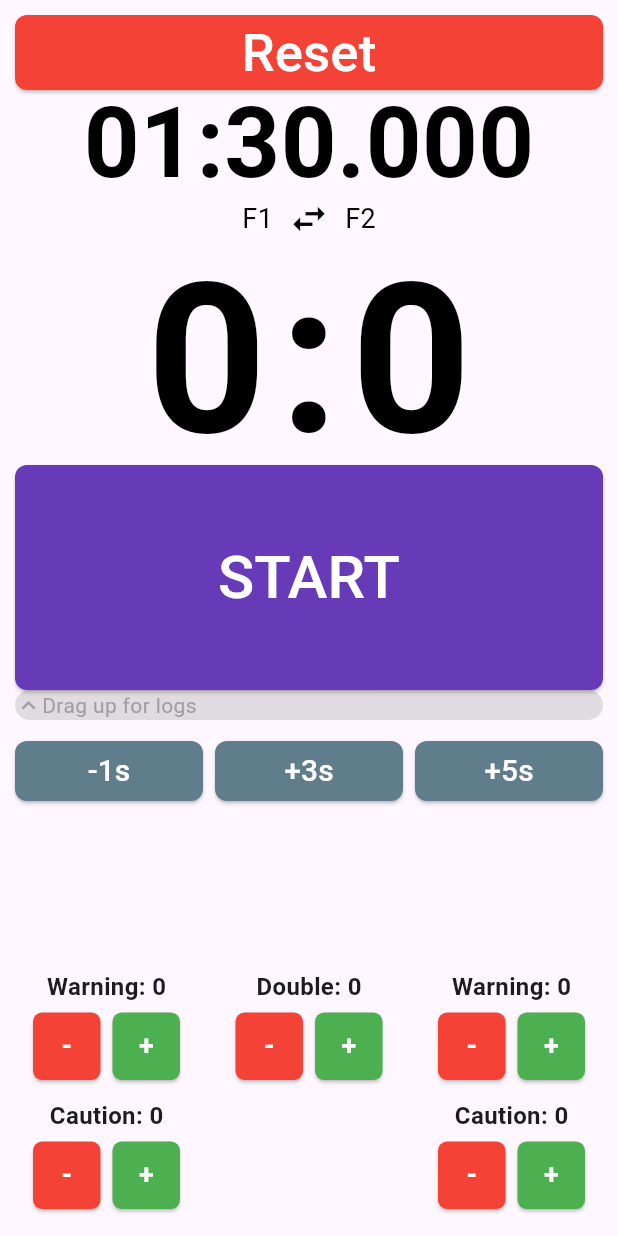
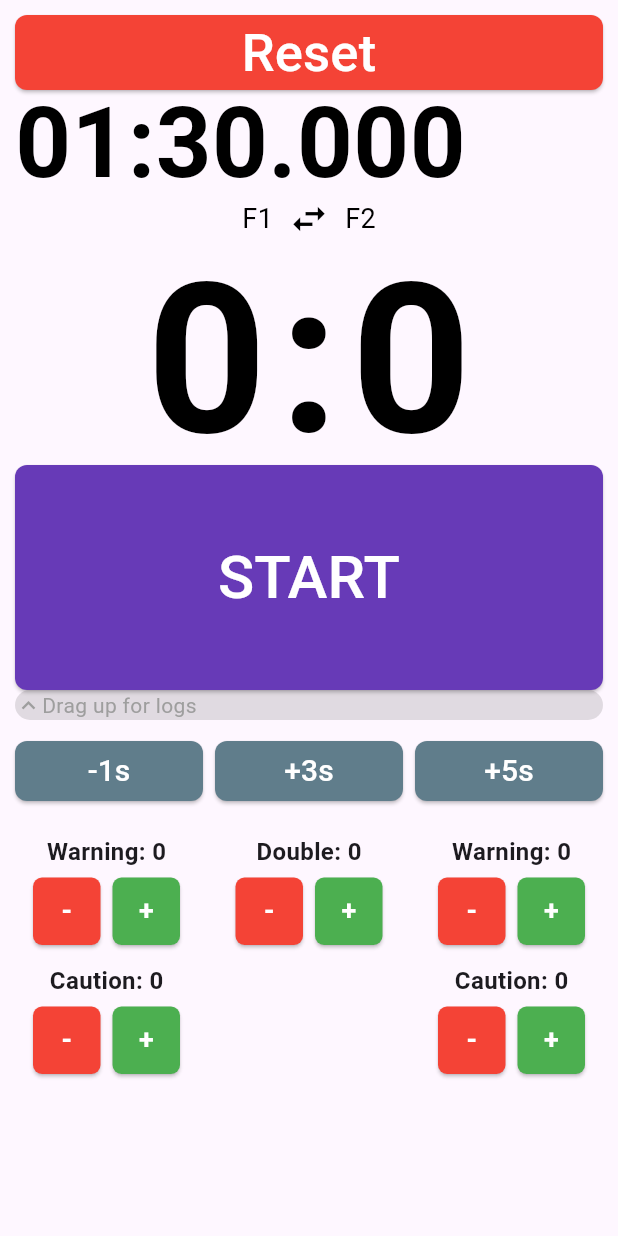
Before and after one commit to kstepanovdev/gdf_hema_timer, a Flutter app: the screen it shows after launch, on a phone screen of 412 x 824 dp. Run offline on Flutter 3.47's test engine with Material 3 defaults, Android fonts, the phone set to English and light mode, and no system bars; our stand-ins replace shared_preferences, vibration; Roboto replaces fonts that are missing (RobotoMono).

Commit message:
reduce timer font size

```diff
--- a/lib/pages/score_page.dart
+++ b/lib/pages/score_page.dart
@@ -169,7 +169,7 @@ class _ScorePageState extends State<ScorePage> {
                 TimerDisplay(
                   color: Colors.white,
                   time: formatTime(timer),
-                  fontSize: 75,
+                  fontSize: 65,
                 ),
 
                 ActiveTimerBoard(leftScore: leftScore, rightScore: rightScore),
@@ -192,11 +192,20 @@ class _ScorePageState extends State<ScorePage> {
       );
     }
 
+    // 🧭 IDLE MODE — full controls
     return Scaffold(
       body: SafeArea(
+        child: LayoutBuilder(
+          builder: (context, constraints) {
+            return SingleChildScrollView(
+              physics: const BouncingScrollPhysics(),
+              child: ConstrainedBox(
+                constraints: BoxConstraints(minHeight: constraints.maxHeight),
                 child: Padding(
                   padding: const EdgeInsets.all(10),
+                  child: IntrinsicHeight(
                     child: Column(
+                      crossAxisAlignment: CrossAxisAlignment.stretch,
                       children: [
                         Padding(
                           padding: const EdgeInsets.only(bottom: 10),
@@ -208,32 +217,31 @@ class _ScorePageState extends State<ScorePage> {
                           ),
                         ),
 
-              /// Timer display
+                        /// Timer display (double-tap to edit)
                         TimerDisplay(
                           time: formatTime(timer),
                           fontSize: 65,
                           onDoubleTap: () async {
                             final newTime = await showTimeSelectDialog(context);
-
                             if (newTime != null) {
                               resetAll();
-                    setState(() {
-                      timer = newTime;
-                    });
+                              setState(() => timer = newTime);
                             }
                           },
                         ),
 
-              /// Scoreboard with swap fighters icon
+                        /// Scoreboard with swap
                         ScoreBoard(
                           leftName: leftName,
                           rightName: rightName,
                           leftScore: leftScore,
                           rightScore: rightScore,
-                onLeftTap: () => _inc(() => leftScore, (v) => leftScore = v),
+                          onLeftTap: () =>
+                              _inc(() => leftScore, (v) => leftScore = v),
                           onLeftLongPress: () =>
                               _dec(() => leftScore, (v) => leftScore = v),
-                onRightTap: () => _inc(() => rightScore, (v) => rightScore = v),
+                          onRightTap: () =>
+                              _inc(() => rightScore, (v) => rightScore = v),
                           onRightLongPress: () =>
                               _dec(() => rightScore, (v) => rightScore = v),
                           swapFighters: swapFighters,
@@ -249,9 +257,9 @@ class _ScorePageState extends State<ScorePage> {
                             onPressed: startTimer,
                           ),
                         ),
+
                         GestureDetector(
                           onVerticalDragUpdate: (details) {
-                  // user dragged up
                             if (details.primaryDelta != null &&
                                 details.primaryDelta! < -10) {
                               FightLogView.show(context, fightLog);
@@ -265,21 +273,21 @@ class _ScorePageState extends State<ScorePage> {
                         /// Time control
                         TimeControl(
                           onMinus1: () => setState(() {
-                  if (timer > const Duration(seconds: 1)) {
-                    timer -= const Duration(seconds: 1);
-                  } else {
-                    timer = Duration.zero;
-                  }
+                            timer = timer > const Duration(seconds: 1)
+                                ? timer - const Duration(seconds: 1)
+                                : Duration.zero;
                           }),
-                onPlus3: () =>
-                    setState(() => timer += const Duration(seconds: 3)),
-                onPlus5: () =>
-                    setState(() => timer += const Duration(seconds: 5)),
+                          onPlus3: () => setState(
+                            () => timer += const Duration(seconds: 3),
+                          ),
+                          onPlus5: () => setState(
+                            () => timer += const Duration(seconds: 5),
+                          ),
                         ),
 
-              const Spacer(),
+                        const SizedBox(height: 10),
 
-              /// Warnings + Doublehits
+                        /// Penalties control
                         PenaltiesControl(
                           leftWarning: leftWarning,
                           rightWarning: rightWarning,
@@ -311,6 +319,11 @@ class _ScorePageState extends State<ScorePage> {
                     ),
                   ),
                 ),
+              ),
+            );
+          },
+        ),
+      ),
     );
   }
 }
```
Lines whose indentation alone changed are shown as unchanged.
